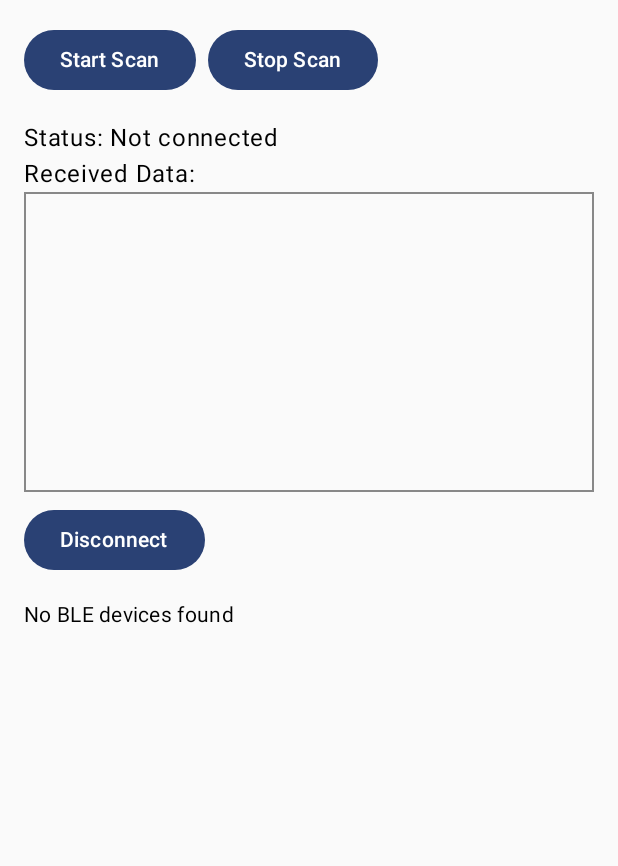
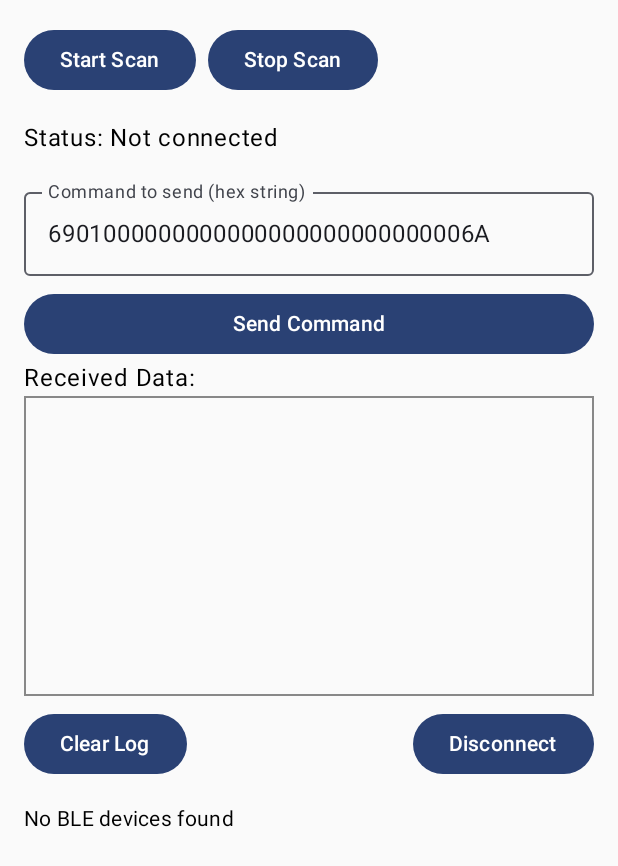
Before and after one commit to marcus-exe/android-ring-ble, an Android app built with Jetpack Compose: the screen it shows after launch (MainActivity), on a phone screen of 412 x 824 dp. Shown: the top 866 px of the screen. Run offline under Robolectric (Android 15) with nearby library versions, the phone set to English and light mode, and no system bars.

Commit message:
Add response to ring communication and deleting capability

```diff
--- a/app/src/main/java/com/example/blecomposeapp/BleDeviceScreen.kt
+++ b/app/src/main/java/com/example/blecomposeapp/BleDeviceScreen.kt
@@ -17,10 +17,15 @@ import androidx.compose.material3.Button
 import androidx.compose.material3.Card
 import androidx.compose.material3.CardDefaults
 import androidx.compose.material3.MaterialTheme
+import androidx.compose.material3.OutlinedTextField
 import androidx.compose.material3.Text
 import androidx.compose.runtime.Composable
 import androidx.compose.runtime.collectAsState
 import androidx.compose.runtime.getValue
+import androidx.compose.runtime.mutableStateOf
+import androidx.compose.runtime.remember
+import androidx.compose.runtime.setValue
+import androidx.compose.ui.Alignment
 import androidx.compose.ui.Modifier
 import androidx.compose.ui.graphics.Color
 import androidx.compose.ui.unit.dp
@@ -30,6 +35,8 @@ fun BleDeviceScreen(viewModel: BluetoothViewModel) {
     val devices by viewModel.devices.collectAsState()
     val status by viewModel.connectionStatus.collectAsState()
     val receivedData by viewModel.receivedData.collectAsState()
+
+    var commandToSend by remember { mutableStateOf("6901000000000000000000000000006A") }
 
     Column(modifier = Modifier
         .fillMaxSize()
@@ -48,6 +55,31 @@ fun BleDeviceScreen(viewModel: BluetoothViewModel) {
 
         Text("Status: $status")
 
+        Spacer(modifier = Modifier.height(16.dp))
+
+        // Input field for the command
+        OutlinedTextField(
+            value = commandToSend,
+            onValueChange = { commandToSend = it },
+            label = { Text("Command to send (hex string)") },
+            modifier = Modifier.fillMaxWidth()
+        )
+
+        Spacer(modifier = Modifier.height(8.dp))
+
+        // Send command button
+        Button(
+            onClick = {
+                val commandBytes = commandToSend.chunked(2)
+                    .map { it.toInt(16).toByte() }
+                    .toByteArray()
+                viewModel.sendCommand(commandBytes)
+            },
+            modifier = Modifier.fillMaxWidth()
+        ) {
+            Text("Send Command")
+        }
+
         Text("Received Data:")
         Box(
             modifier = Modifier
@@ -56,14 +88,33 @@ fun BleDeviceScreen(viewModel: BluetoothViewModel) {
                 .border(1.dp, Color.Gray)
                 .padding(8.dp)
         ) {
-            Text(text = receivedData)
+            // Use LazyColumn to display the list of received data strings
+            LazyColumn(
+                modifier = Modifier.fillMaxSize(),
+                // ReverseLayout makes the newest item appear at the bottom
+                reverseLayout = true
+            ) {
+                items(receivedData) { data ->
+                    Text(text = data)
+                }
+            }
         }
 
 
         Spacer(modifier = Modifier.height(8.dp))
 
-        Button(onClick = { viewModel.disconnect() }) {
-            Text("Disconnect")
+        // Buttons for controlling the log
+        Row(
+            modifier = Modifier.fillMaxWidth(),
+            horizontalArrangement = Arrangement.SpaceBetween,
+            verticalAlignment = Alignment.CenterVertically
+        ) {
+            Button(onClick = { viewModel.clearReceivedData() }) {
+                Text("Clear Log")
+            }
+            Button(onClick = { viewModel.disconnect() }) {
+                Text("Disconnect")
+            }
         }
 
 
```
Also changed, not shown: app/src/main/java/com/example/blecomposeapp/BluetoothScanner.kt (+9 -0 lines), app/src/main/java/com/example/blecomposeapp/BluetoothViewModel.kt (+26 -3 lines).
